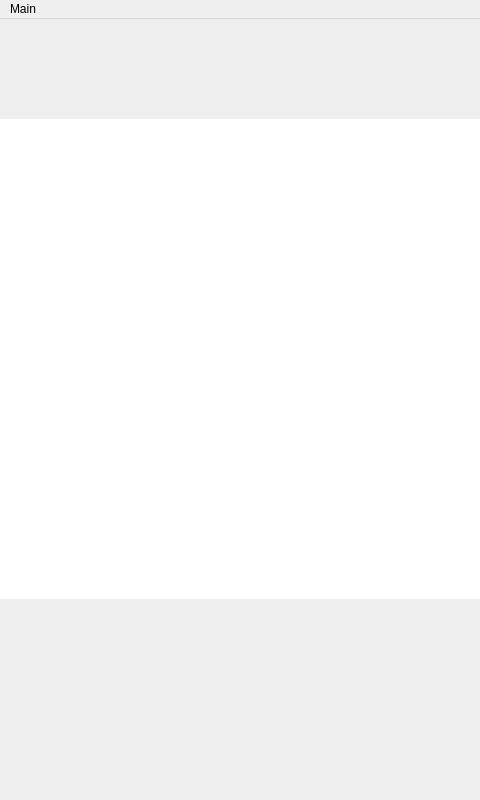
This is src/miniature.ui in mikhas/miniature as Qt 5 draws it before an edit. The edited form follows.
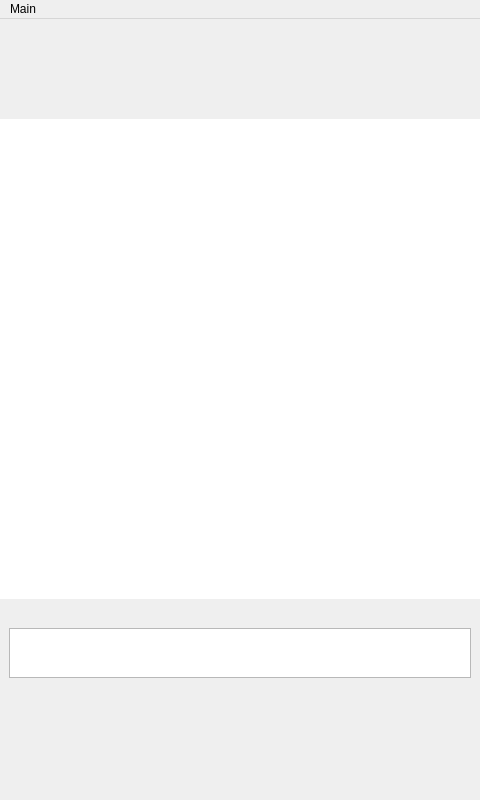
This is the edited form. Custom widgets are drawn as their Qt base class.

Commit message: Added a generic debug output to main window, cleaned up menu

```diff
--- a/src/miniature.ui
+++ b/src/miniature.ui
@@ -411,14 +411,30 @@
         </widget>
        </item>
        <item>
-        <spacer name="verticalSpacer_3">
+        <widget class="QTextEdit" name="debug">
+         <property name="maximumSize">
+          <size>
+           <width>16777215</width>
+           <height>50</height>
+          </size>
+         </property>
+         <property name="horizontalScrollBarPolicy">
+          <enum>Qt::ScrollBarAlwaysOff</enum>
+         </property>
+         <property name="readOnly">
+          <bool>true</bool>
+         </property>
+        </widget>
+       </item>
+       <item>
+        <spacer name="verticalSpacer">
          <property name="orientation">
           <enum>Qt::Vertical</enum>
          </property>
          <property name="sizeHint" stdset="0">
           <size>
            <width>20</width>
-           <height>155</height>
+           <height>40</height>
           </size>
          </property>
         </spacer>
```
Left out of the diff: 11 changed lines with no effect on the pictures. The commit also changes 4 other files.
